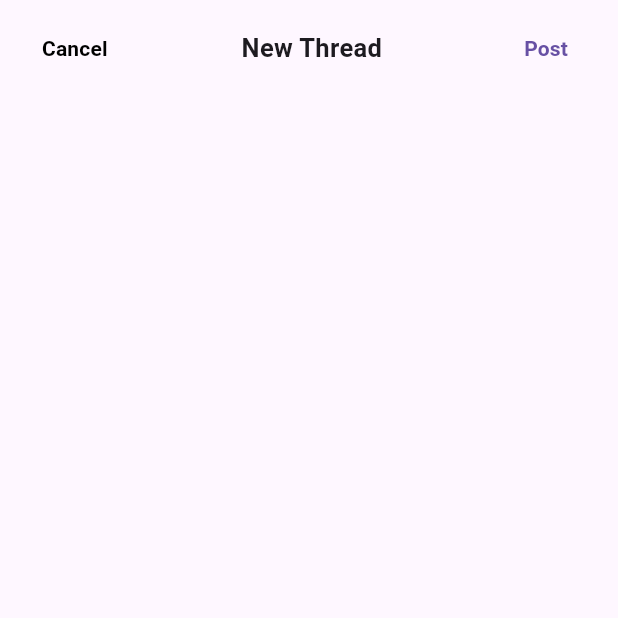
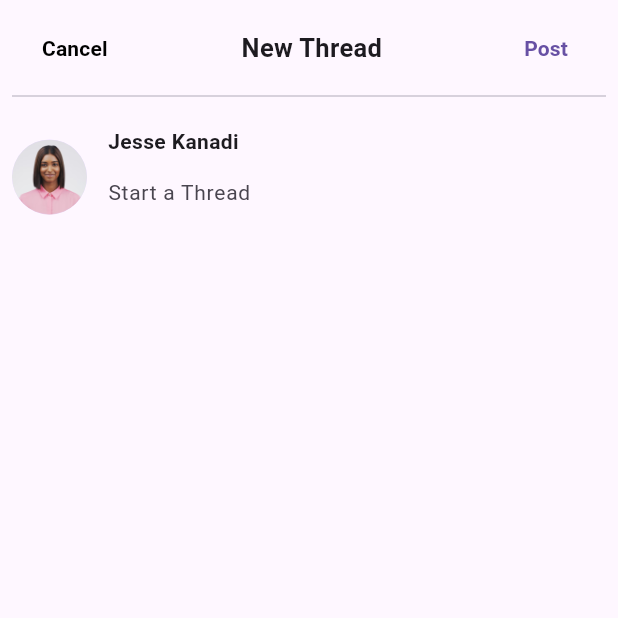
Before and after one commit to Jessetwo/threads_clone, a Flutter app: the PostScreen screen opened directly, on a phone screen of 412 x 824 dp, the top half of it. Run offline on Flutter 3.47's test engine with Material 3 defaults, Android fonts, the phone set to English and light mode, and no system bars; our stand-ins replace cloud_firestore, firebase_auth, firebase_core, sliding_up_panel; accounts and stored records are empty; network calls fail.

Commit message:
new commit

```diff
--- a/lib/screens/post_screen.dart
+++ b/lib/screens/post_screen.dart
@@ -35,6 +35,41 @@ class _PostScreenState extends State<PostScreen> {
                         style: TextStyle(fontWeight: FontWeight.bold))),
               ],
             ),
+          ),
+          Divider(
+            thickness: 1,
+          ),
+          Padding(
+            padding: const EdgeInsets.only(top: 12.0),
+            child: Row(
+              children: [
+                CircleAvatar(
+                  foregroundImage: AssetImage('assets/profile.png'),
+                  radius: 25,
+                ),
+                SizedBox(
+                  width: 14,
+                ),
+                Expanded(
+                    child: Column(
+                  crossAxisAlignment: CrossAxisAlignment.start,
+                  mainAxisAlignment: MainAxisAlignment.start,
+                  children: [
+                    Text(
+                      'Jesse Kanadi',
+                      style: TextStyle(fontWeight: FontWeight.bold),
+                    ),
+                    TextFormField(
+                      decoration: InputDecoration(
+                          hintText: 'Start a Thread',
+                          hintStyle: TextStyle(fontSize: 14),
+                          border: InputBorder.none),
+                      maxLines: null,
+                    )
+                  ],
+                ))
+              ],
+            ),
           )
         ],
       ),
```
